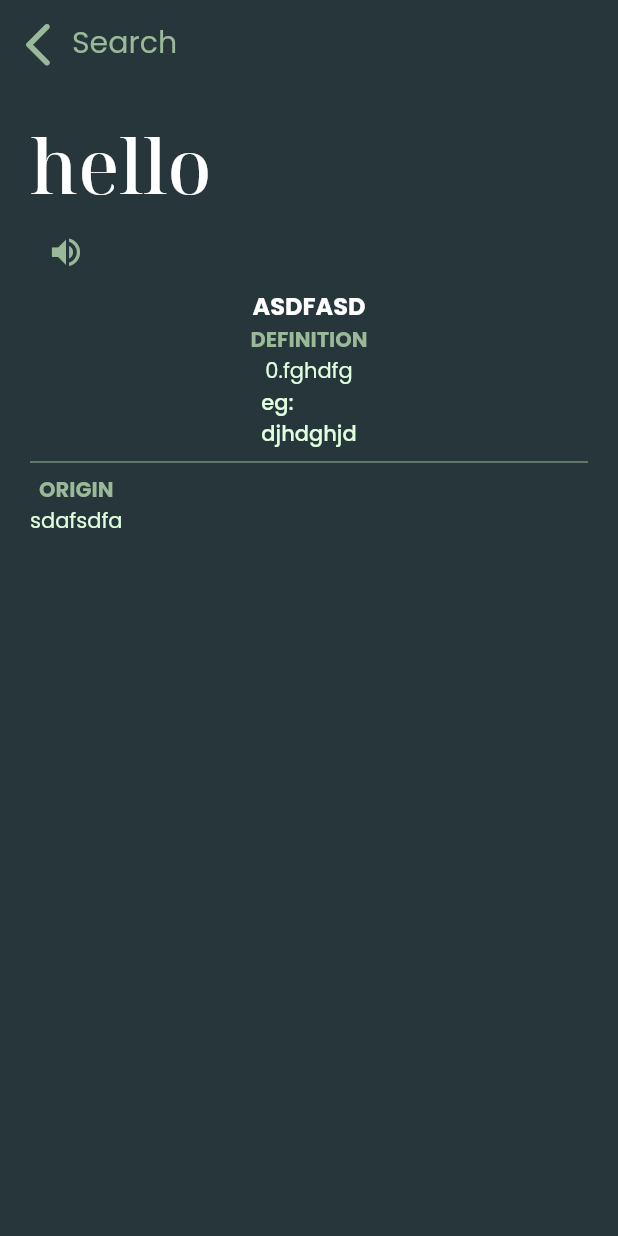
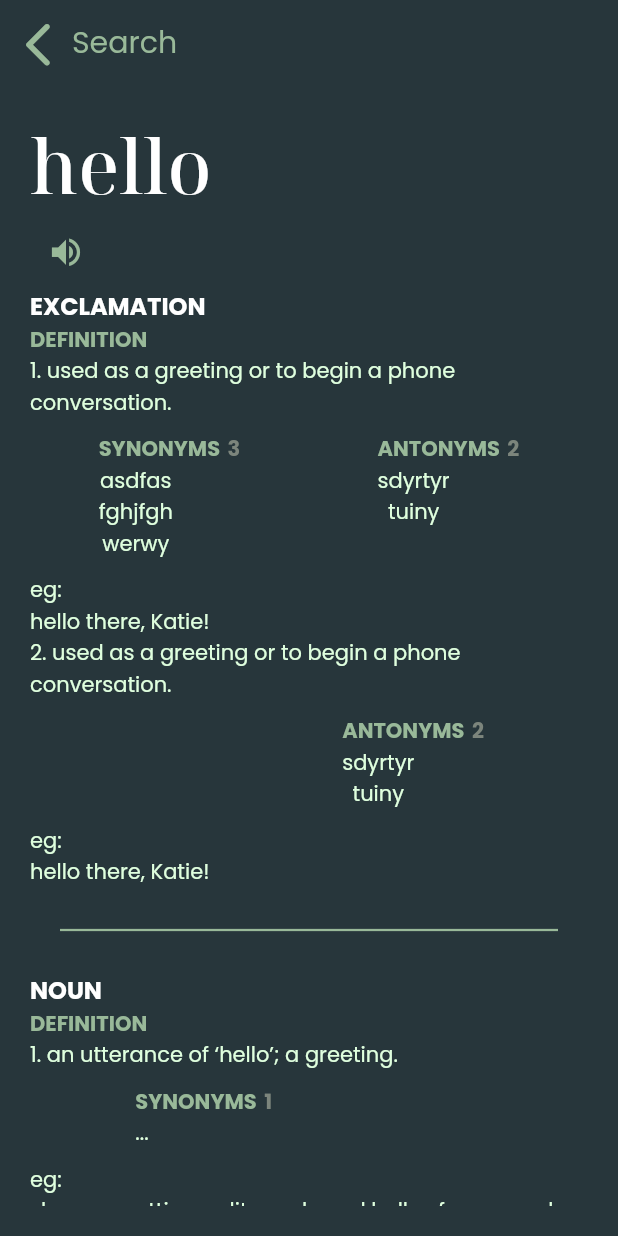
Before and after one commit to Abhishekkarunakaran/Dictionary_app_flutter, a Flutter app: the ResultPage screen opened directly, on a phone screen of 412 x 824 dp. Run offline on Flutter 3.47's test engine with Material 2 defaults, Android fonts, the phone set to English and light mode, and no system bars.

Commit message:
Finished all pages
-> no_connection_page and not_found_page are of the same format.
-> Color splash in Retry Button is corrected.
-> No functionality is added.
TODO:
-> Api integration (dictionary api)
-> state management (provider)

```diff
--- a/lib/main.dart
+++ b/lib/main.dart
@@ -1,4 +1,6 @@
 // ignore_for_file: prefer_const_constructors_in_immutables
+import 'package:dictionary/pages/no_connectionpage.dart';
+import 'package:dictionary/pages/not_found_page.dart';
 import 'package:flutter/material.dart';
 // import 'pages/homepage.dart';
 import 'pages/resultpage.dart';
@@ -16,7 +18,9 @@ class MyApp extends StatelessWidget {
   Widget build(BuildContext context) {
     return const MaterialApp(
       title: 'Dictionary',
-      home: ResultPage(),
+      home: NotFoundPage(),
+      // home: NoConnectionPage()
+      // home: ResultPage(),
       // home: HomePage()
     );
   }
--- a/lib/model/jsondata.dart
+++ b/lib/model/jsondata.dart
@@ -8,14 +8,14 @@ class Model {
 
 class Meaning {
   String? partOfSpeech;
-  List<Definition?>? definitions;
+  List<Definition> definitions;
 
   Meaning(this.partOfSpeech, this.definitions);
 }
 
 class Definition {
-  String? definition;
-  String? example;
+  String definition;
+  String example;
   late List<String> synonym;
   late List<String> antonym;
 
--- a/lib/pages/resultpage.dart
+++ b/lib/pages/resultpage.dart
@@ -6,8 +6,9 @@ import 'package:dictionary/theme/widgets.dart';
 import 'package:flutter/material.dart';
 
 class ResultPage extends StatefulWidget {
-
-  const ResultPage({Key? key,}) : super(key: key);
+  const ResultPage({
+    Key? key,
+  }) : super(key: key);
 
   @override
   _ResultPageState createState() => _ResultPageState();
@@ -16,7 +17,25 @@ class ResultPage extends StatefulWidget {
 class _ResultPageState extends State<ResultPage> {
   final Dtheme _dtheme = Dtheme();
 
-  Model data = Model('hello', [Meaning("asdfasd", [Definition("fghdfg", [], [],"djhdghjd")])], "sdafsdfa");
+  Model data = Model(
+      'hello',
+      [
+        Meaning("exclamation", [
+          Definition("used as a greeting or to begin a phone conversation.", ["asdfas","fghjfgh","werwy"],
+              ["sdyrtyr","tuiny"], "hello there, Katie!"),
+              Definition("used as a greeting or to begin a phone conversation.", [],
+              ["sdyrtyr","tuiny"], "hello there, Katie!"),
+        ]),
+        Meaning("noun", [
+          Definition("an utterance of ‘hello’; a greeting.", [], [],
+              "she was getting polite nods and hellos from people")
+        ]),
+        Meaning("verb", [
+          Definition("say or shout ‘hello’.", [], [],
+              "I pressed the phone button and helloed")
+        ])
+      ],
+      "early 19th century: variant of earlier hollo ; related to holla.");
 
   @override
   Widget build(BuildContext context) {
@@ -35,6 +54,8 @@ class _ResultPageState extends State<ResultPage> {
             children: [
               IconButton(
                 onPressed: () {
+                  // ignore: avoid_print
+                  debugPrint("${data.meanings.length}");
                   // ignore: todo
                   // TODO: To add back to homepage function
                 },
@@ -89,17 +110,21 @@ class _ResultPageState extends State<ResultPage> {
                 Column(
                   children: [
                     Column(
-                        children:
-                            List.generate({data.meanings}.length, (index) {
-                      return PartofSpeech(meaning: data.meanings[index]);
-                    }),
+                      children: data.meanings.map((meaning) {
+                        // ignore: avoid_print
+                        // print({data.meanings.length});
+                        return PartofSpeech(meaning: meaning);
+                      }).toList(),
                     ),
-                    Divider(color: _dtheme.accentColor,)
                   ],
                 ),
-                data.origin != null?
-                Column(
-                  children: [Text('ORIGIN',
+                data.origin != null
+                    ? Column(
+                        mainAxisAlignment: MainAxisAlignment.start,
+                        crossAxisAlignment: CrossAxisAlignment.start,
+                        children: [
+                          Text(
+                            'ORIGIN',
                             style: TextStyle(
                               fontFamily: 'Poppins',
                               fontWeight: FontWeight.w700,
@@ -107,16 +132,20 @@ class _ResultPageState extends State<ResultPage> {
                               color: _dtheme.accentColor,
                             ),
                           ),
-                Text(data.origin!,
+                          Text(
+                            data.origin!,
                             style: TextStyle(
                               fontFamily: 'Poppins',
                               fontWeight: FontWeight.w400,
                               fontSize: 14,
                               color: _dtheme.resultTextColor,
                             ),
-                )],
-                ):
-                Container(height: 0.0,)
+                          )
+                        ],
+                      )
+                    : Container(
+                        height: 0.0,
+                      )
               ],
             ),
           ),
--- a/lib/theme/colors.dart
+++ b/lib/theme/colors.dart
@@ -7,4 +7,5 @@ class Dtheme {
   Color accentColor = Color(0xFF99B999);
   Color sanColor = Color(0xFF7C857C);
   Color resultTextColor = Color(0xFFDFFFDE);
+  Color descriptionColor = Color(0xFF869EA5);
 }
--- a/lib/theme/widgets.dart
+++ b/lib/theme/widgets.dart
@@ -7,15 +7,17 @@ import 'package:flutter/material.dart';
 Dtheme _dtheme = Dtheme();
 
 Widget RetryButton(Function fn) {
-  return Container(
+  return Ink(
     decoration: BoxDecoration(
       color: _dtheme.accentColor,
       borderRadius: BorderRadius.circular(10),
     ),
     height: 35,
-    width: 100,
+    width: 120,
     child: InkWell(
-      splashColor: _dtheme.sanColor,
+      borderRadius: BorderRadius.circular(10),
+      onTap: ()=>fn,
+      splashColor: Colors.green.withOpacity(0.5),
       child: Center(
         child: Text(
           'RETRY',
@@ -35,6 +37,8 @@ class PartofSpeech extends StatelessWidget {
   @override
   Widget build(BuildContext context) {
     return Column(
+      mainAxisAlignment: MainAxisAlignment.start,
+      crossAxisAlignment: CrossAxisAlignment.start,
       children: [
         Text(
           meaning.partOfSpeech!.toUpperCase(),
@@ -55,11 +59,15 @@ class PartofSpeech extends StatelessWidget {
           ),
         ),
         Column(
-          children: List.generate({meaning.definitions}.length, (index) {
+          mainAxisAlignment: MainAxisAlignment.start,
+          crossAxisAlignment: CrossAxisAlignment.start,
+          children: meaning.definitions.asMap().keys.toList().map((index) {
             return Column(
+              mainAxisAlignment: MainAxisAlignment.start,
+              crossAxisAlignment: CrossAxisAlignment.start,
               children: [
                 Text(
-                  '$index.${meaning.definitions![index]!.definition}',
+                  '${index + 1}. ${meaning.definitions[index].definition}',
                   style: TextStyle(
                     fontFamily: 'Poppins',
                     fontWeight: FontWeight.w400,
@@ -68,27 +76,40 @@ class PartofSpeech extends StatelessWidget {
                   ),
                 ),
                 Row(
+                  mainAxisAlignment: MainAxisAlignment.spaceAround,
+                  crossAxisAlignment: CrossAxisAlignment.start,
                   children: [
-                    SAList(
+                    meaning.definitions[index].synonym.isNotEmpty ||
+                            meaning.definitions[index].antonym.isNotEmpty
+                        ? SAList(
                             title: 'SYNONYMS',
-                        words: meaning.definitions![index]!.synonym),
+                            words: meaning.definitions[index].synonym)
+                        : SAList(title: 'SYNONYMS', words: const ["..."]),
                     SAList(
                         title: 'ANTONYMS',
-                        words: meaning.definitions![index]!.antonym)
+                        words: meaning.definitions[index].antonym)
                   ],
                 ),
-                Text('eg:\n${meaning.definitions![index]!.example}',
+                Text(
+                  'eg:\n${meaning.definitions[index].example}',
                   style: TextStyle(
                     fontFamily: 'Poppins',
-                  fontWeight: FontWeight.w500,
+                    fontWeight: FontWeight.w400,
                     fontSize: 14,
                     color: _dtheme.resultTextColor,
                   ),
                 )
               ],
             );
-          }),
+          }).toList(),
         ),
+        Padding(
+          padding: const EdgeInsets.all(20.0),
+          child: Divider(
+            color: _dtheme.accentColor,
+            thickness: 1.5,
+          ),
+        )
       ],
     );
   }
@@ -106,7 +127,11 @@ class SAList extends StatelessWidget {
   @override
   Widget build(BuildContext context) {
     if (words.isNotEmpty) {
-      return Column(
+      return Padding(
+        padding: const EdgeInsets.only(top: 10, bottom: 10),
+        child: Column(
+          mainAxisAlignment: MainAxisAlignment.start,
+          crossAxisAlignment: CrossAxisAlignment.start,
           children: [
             Row(
               crossAxisAlignment: CrossAxisAlignment.start,
@@ -120,6 +145,9 @@ class SAList extends StatelessWidget {
                     fontSize: 14,
                     color: _dtheme.accentColor,
                   ),
+                ),
+                SizedBox(
+                  width: 5,
                 ),
                 Text(
                   words.length.toString(),
@@ -139,7 +167,7 @@ class SAList extends StatelessWidget {
                   words[index],
                   style: TextStyle(
                     fontFamily: 'Poppins',
-                  fontWeight: FontWeight.w500,
+                    fontWeight: FontWeight.w400,
                     fontSize: 14,
                     color: _dtheme.resultTextColor,
                   ),
@@ -147,6 +175,7 @@ class SAList extends StatelessWidget {
               }),
             )
           ],
+        ),
       );
     } else {
       return Container(
```
Also changed, not shown: lib/pages/no_connectionpage.dart (added, +49 -0 lines), lib/pages/not_found_page.dart (added, +52 -0 lines), pubspec.lock, 1 other file. Lines whose indentation alone changed are shown as unchanged.
